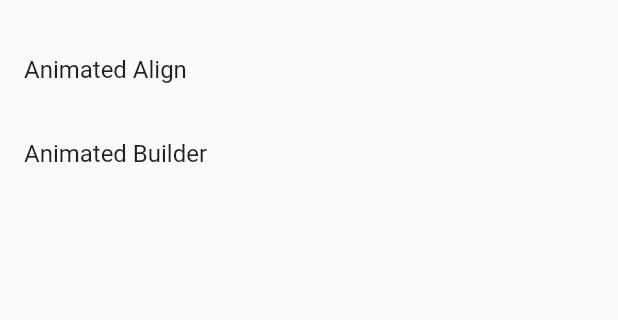
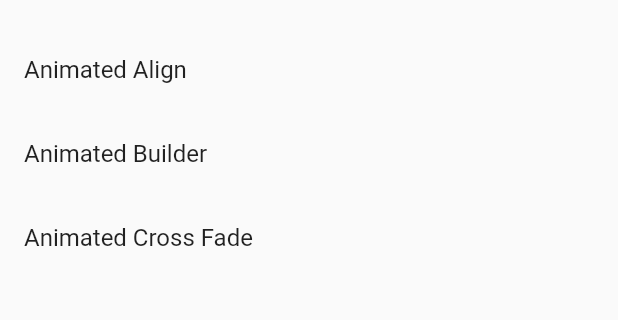
Before and after one commit to rockar06/flutter_animations, a Flutter app: the screen it shows after launch, on a phone screen of 412 x 824 dp, the part 140-460 px from its top. Run offline on Flutter 3.47's test engine with Material 2 defaults, Android fonts, the phone set to English and light mode, and no system bars.

Commit message:
Add sample of the usage of AnimatedCrossFade widget

```diff
--- a/lib/main.dart
+++ b/lib/main.dart
@@ -2,8 +2,14 @@ import 'package:flutter/material.dart';
 import 'package:flutter_animations_app/animations/animated_align_sample.dart';
 import 'package:flutter_animations_app/animations/animated_builder_sample.dart';
 import 'package:flutter_animations_app/animations/animated_container_sample.dart';
+import 'package:flutter_animations_app/animations/animated_cross_fade.dart';
 
-const animationList = ['Curved Animation', 'Animated Align', 'Animated Builder'];
+const animationList = [
+  'Curved Animation',
+  'Animated Align',
+  'Animated Builder',
+  'Animated Cross Fade'
+];
 
 void main() {
   runApp(MyApp());
@@ -67,6 +73,9 @@ class _MyHomePageState extends State<MyHomePage> {
       case 2:
         nextWidget = AnimatedBuilderSample();
         break;
+      case 3:
+        nextWidget = AnimatedCrossFadeSample();
+        break;
     }
     Navigator.push(
       context,
```
Also changed, not shown: lib/animations/animated_cross_fade.dart (added, +42 -0 lines).
